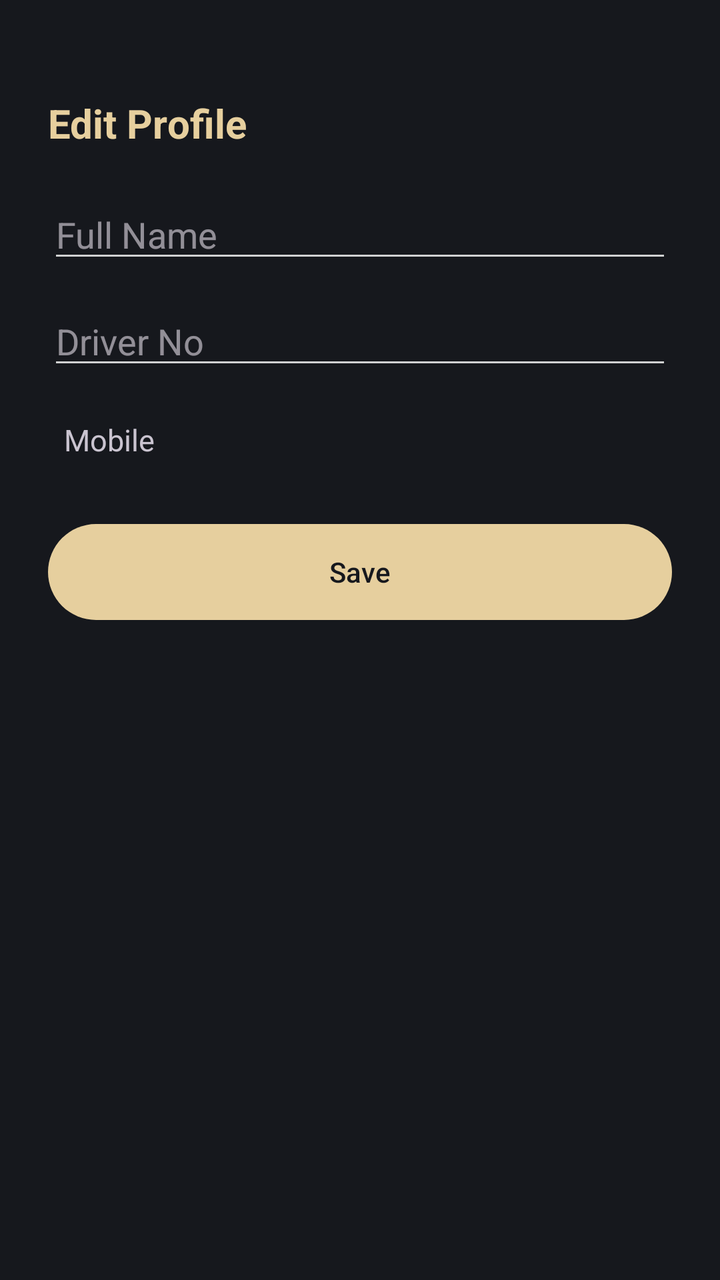
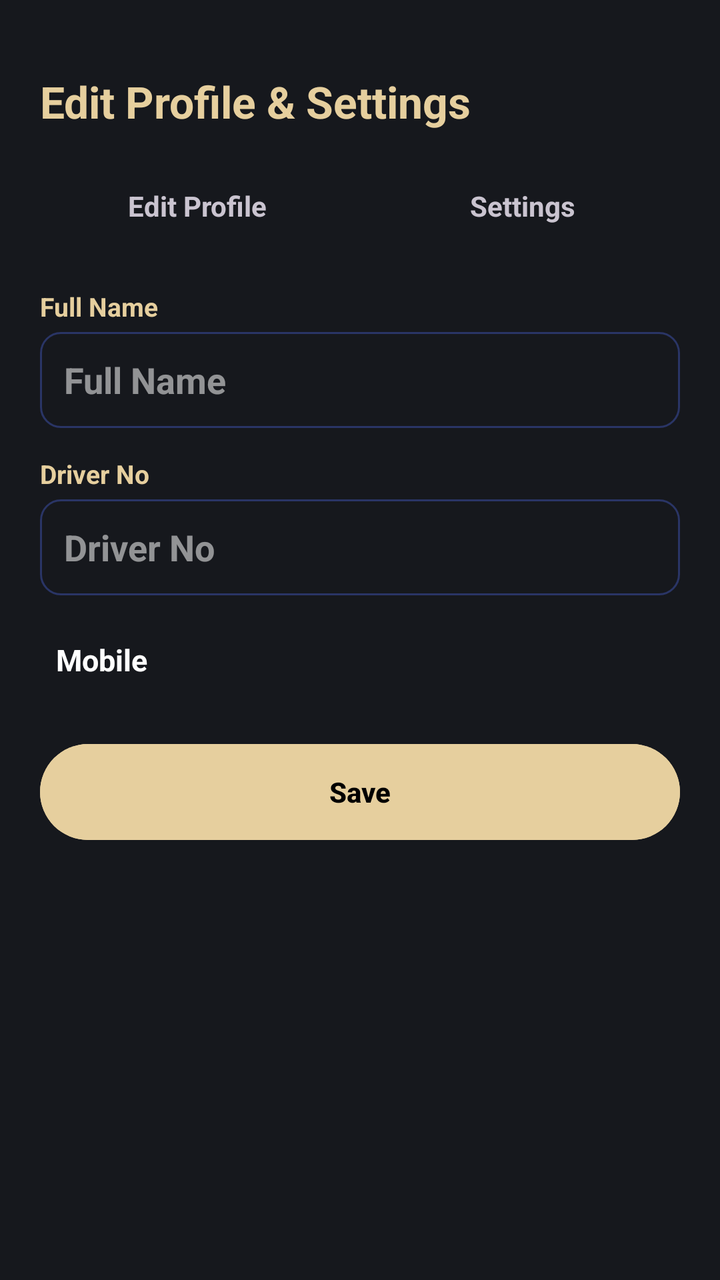

Two renders of the same Android screen: before a commit and after it. Below are the layout's source before the change and the commit's diff.
<!-- AndroidManifest.xml: activity theme Theme.TargetAchieve.Dark -->
<!-- res/layout/activity_profile_edit.xml -->
<?xml version="1.0" encoding="utf-8"?>
<LinearLayout xmlns:android="http://schemas.android.com/apk/res/android"
    android:layout_width="match_parent"
    android:layout_height="match_parent"
    android:orientation="vertical"
    android:padding="24dp">

    <TextView
        android:layout_width="match_parent"
        android:layout_height="wrap_content"
        android:layout_marginTop="24dp"
        android:layout_marginBottom="20dp"
        android:text="Edit Profile"
        android:textColor="@color/ta_champagne"
        android:textSize="20sp"
        android:textStyle="bold" />

    <EditText
        android:id="@+id/etEditName"
        android:layout_width="match_parent"
        android:layout_height="wrap_content"
        android:layout_marginBottom="12dp"
        android:hint="Full Name"
        android:inputType="textPersonName" />

    <EditText
        android:id="@+id/etEditDriverId"
        android:layout_width="match_parent"
        android:layout_height="wrap_content"
        android:layout_marginBottom="12dp"
        android:hint="Driver No"
        android:inputType="text" />

    <TextView
        android:id="@+id/tvEditMobile"
        android:layout_width="match_parent"
        android:layout_height="wrap_content"
        android:layout_marginBottom="20dp"
        android:padding="8dp"
        android:text="Mobile"
        android:textSize="15sp" />

    <Button
        android:id="@+id/btnSaveProfile"
        android:layout_width="match_parent"
        android:layout_height="wrap_content"
        android:minHeight="56dp"
        android:text="Save" />
</LinearLayout>
<!-- resources referenced by this layout -->
<resources>
  <color name="ta_champagne">#E6CF9E</color>
  <style name="Theme.TargetAchieve.Dark" parent="Theme.Material3.Dark.NoActionBar">
          <item name="colorPrimary">@color/ta_champagne</item>
          <item name="colorOnPrimary">@color/ta_graphite</item>
          <item name="colorSurface">@color/ta_inky_blue</item>
          <item name="colorOnSurface">@color/ta_white</item>
          <item name="android:colorBackground">@color/ta_graphite</item>
          <item name="android:windowBackground">@color/ta_graphite</item>
          <item name="android:statusBarColor">@color/ta_graphite</item>
          <item name="android:navigationBarColor">@color/ta_graphite</item>
          <item name="android:textColorPrimary">@color/ta_white</item>
          <item name="android:textColorSecondary">#CCFFFFFF</item>
      </style>
  <color name="ta_graphite">#16181D</color>
  <color name="ta_inky_blue">#141B3D</color>
  <color name="ta_white">#FFFFFF</color>
</resources>

<!-- the commit's change to res/layout/activity_profile_edit.xml (unified diff, before → after) -->
@@ -1,49 +1,340 @@
 <?xml version="1.0" encoding="utf-8"?>
-<LinearLayout xmlns:android="http://schemas.android.com/apk/res/android"
+<ScrollView xmlns:android="http://schemas.android.com/apk/res/android"
     android:layout_width="match_parent"
     android:layout_height="match_parent"
-    android:orientation="vertical"
-    android:padding="24dp">
-
-    <TextView
+    android:background="@color/ta_graphite"
+    android:fillViewport="true">
+
+    <LinearLayout
         android:layout_width="match_parent"
         android:layout_height="wrap_content"
-        android:layout_marginTop="24dp"
-        android:layout_marginBottom="20dp"
-        android:text="Edit Profile"
-        android:textColor="@color/ta_champagne"
-        android:textSize="20sp"
-        android:textStyle="bold" />
-
-    <EditText
-        android:id="@+id/etEditName"
-        android:layout_width="match_parent"
-        android:layout_height="wrap_content"
-        android:layout_marginBottom="12dp"
-        android:hint="Full Name"
-        android:inputType="textPersonName" />
-
-    <EditText
-        android:id="@+id/etEditDriverId"
-        android:layout_width="match_parent"
-        android:layout_height="wrap_content"
-        android:layout_marginBottom="12dp"
-        android:hint="Driver No"
-        android:inputType="text" />
-
-    <TextView
-        android:id="@+id/tvEditMobile"
-        android:layout_width="match_parent"
-        android:layout_height="wrap_content"
-        android:layout_marginBottom="20dp"
-        android:padding="8dp"
-        android:text="Mobile"
-        android:textSize="15sp" />
-
-    <Button
-        android:id="@+id/btnSaveProfile"
-        android:layout_width="match_parent"
-        android:layout_height="wrap_content"
-        android:minHeight="56dp"
-        android:text="Save" />
-</LinearLayout>
+        android:orientation="vertical"
+        android:padding="20dp">
+
+        <TextView
+            android:layout_width="match_parent"
+            android:layout_height="wrap_content"
+            android:layout_marginTop="16dp"
+            android:layout_marginBottom="16dp"
+            android:text="Edit Profile &amp; Settings"
+            android:textColor="@color/ta_champagne"
+            android:textSize="22sp"
+            android:textStyle="bold" />
+
+        
+        <LinearLayout
+            android:layout_width="match_parent"
+            android:layout_height="wrap_content"
+            android:layout_marginBottom="20dp"
+            android:orientation="horizontal">
+
+            <TextView
+                android:id="@+id/tabProfile"
+                android:layout_width="0dp"
+                android:layout_height="wrap_content"
+                android:layout_weight="1"
+                android:gravity="center"
+                android:padding="12dp"
+                android:text="Edit Profile"
+                android:textStyle="bold" />
+
+            <View
+                android:layout_width="6dp"
+                android:layout_height="1dp" />
+
+            <TextView
+                android:id="@+id/tabSettings"
+                android:layout_width="0dp"
+                android:layout_height="wrap_content"
+                android:layout_weight="1"
+                android:gravity="center"
+                android:padding="12dp"
+                android:text="Settings"
+                android:textStyle="bold" />
+        </LinearLayout>
+
+        
+        <LinearLayout
+            android:id="@+id/sectionProfile"
+            android:layout_width="match_parent"
+            android:layout_height="wrap_content"
+            android:orientation="vertical">
+
+            <TextView
+                android:layout_width="wrap_content"
+                android:layout_height="wrap_content"
+                android:layout_marginBottom="4dp"
+                android:text="Full Name"
+                android:textColor="@color/ta_champagne"
+                android:textSize="13sp"
+                android:textStyle="bold" />
+
+            <EditText
+                android:id="@+id/etEditName"
+                android:layout_width="match_parent"
+                android:layout_height="48dp"
+                android:layout_marginBottom="14dp"
+                android:background="@drawable/bg_edit_ta"
+                android:hint="Full Name"
+                android:inputType="textPersonName"
+                android:paddingHorizontal="12dp"
+                android:textColor="@color/ta_white"
+                android:textColorHint="#88FFFFFF"
+                android:textStyle="bold" />
+
+            <TextView
+                android:layout_width="wrap_content"
+                android:layout_height="wrap_content"
+                android:layout_marginBottom="4dp"
+                android:text="Driver No"
+                android:textColor="@color/ta_champagne"
+                android:textSize="13sp"
+                android:textStyle="bold" />
+
+            <EditText
+                android:id="@+id/etEditDriverId"
+                android:layout_width="match_parent"
+                android:layout_height="48dp"
+                android:layout_marginBottom="14dp"
+                android:background="@drawable/bg_edit_ta"
+                android:hint="Driver No"
+                android:inputType="text"
+                android:paddingHorizontal="12dp"
+                android:textColor="@color/ta_white"
+                android:textColorHint="#88FFFFFF"
+                android:textStyle="bold" />
+
+            <TextView
+                android:id="@+id/tvEditMobile"
+                android:layout_width="match_parent"
+                android:layout_height="wrap_content"
+                android:layout_marginBottom="20dp"
+                android:padding="8dp"
+                android:text="Mobile"
+                android:textColor="@color/ta_white"
+                android:textSize="15sp"
+                android:textStyle="bold" />
+
+            <Button
+                android:id="@+id/btnSaveProfile"
+                android:layout_width="match_parent"
+                android:layout_height="wrap_content"
+                android:backgroundTint="@color/ta_champagne"
+                android:minHeight="56dp"
+                android:text="Save"
+                android:textColor="#000000"
+                android:textStyle="bold" />
+        </LinearLayout>
+
+        
+        <LinearLayout
+            android:id="@+id/sectionSettings"
+            android:layout_width="match_parent"
+            android:layout_height="wrap_content"
+            android:orientation="vertical"
+            android:visibility="gone">
+
+            <TextView
+                android:layout_width="wrap_content"
+                android:layout_height="wrap_content"
+                android:text="Calculation Rate"
+                android:textColor="@color/ta_champagne"
+                android:textSize="17sp"
+                android:textStyle="bold" />
+
+            <TextView
+                android:id="@+id/tvRateTaxi"
+                android:layout_width="wrap_content"
+                android:layout_height="wrap_content"
+                android:layout_marginTop="4dp"
+                android:text="Rates for: -"
+                android:textColor="@color/ta_white"
+                android:textSize="13sp" />
+
+            <RadioGroup
+                android:id="@+id/rgRateMode"
+                android:layout_width="match_parent"
+                android:layout_height="wrap_content"
+                android:layout_marginTop="8dp"
+                android:layout_marginBottom="12dp"
+                android:orientation="horizontal">
+
+                <RadioButton
+                    android:id="@+id/rbRateDefault"
+                    android:layout_width="wrap_content"
+                    android:layout_height="wrap_content"
+                    android:checked="true"
+                    android:text="Default"
+                    android:textColor="@color/ta_white"
+                    android:textStyle="bold" />
+
+                <RadioButton
+                    android:id="@+id/rbRateCustom"
+                    android:layout_width="wrap_content"
+                    android:layout_height="wrap_content"
+                    android:layout_marginStart="24dp"
+                    android:text="Customize"
+                    android:textColor="@color/ta_white"
+                    android:textStyle="bold" />
+            </RadioGroup>
+
+            
+            <LinearLayout
+                android:layout_width="match_parent"
+                android:layout_height="wrap_content"
+                android:layout_marginBottom="10dp"
+                android:gravity="center_vertical"
+                android:orientation="horizontal">
+
+                <TextView
+                    android:layout_width="0dp"
+                    android:layout_height="wrap_content"
+                    android:layout_weight="1.3"
+                    android:text="Shift Trips Rate"
+                    android:textColor="@color/ta_champagne"
+                    android:textSize="14sp"
+                    android:textStyle="bold" />
+
+                <EditText
+                    android:id="@+id/etRateNormal"
+                    android:layout_width="0dp"
+                    android:layout_height="44dp"
+                    android:layout_weight="1"
+                    android:background="@drawable/bg_edit_ta"
+                    android:gravity="end|center_vertical"
+                    android:inputType="numberDecimal"
+                    android:paddingHorizontal="12dp"
+                    android:textColor="@color/ta_white"
+                    android:textStyle="bold" />
+            </LinearLayout>
+
+            
+            <LinearLayout
+                android:id="@+id/rowRateBooking"
+                android:layout_width="match_parent"
+                android:layout_height="wrap_content"
+                android:layout_marginBottom="10dp"
+                android:gravity="center_vertical"
+                android:orientation="horizontal">
+
+                <TextView
+                    android:layout_width="0dp"
+                    android:layout_height="wrap_content"
+                    android:layout_weight="1.3"
+                    android:text="Bookings Rate"
+                    android:textColor="@color/ta_champagne"
+                    android:textSize="14sp"
+                    android:textStyle="bold" />
+
+                <EditText
+                    android:id="@+id/etRateBooking"
+                    android:layout_width="0dp"
+                    android:layout_height="44dp"
+                    android:layout_weight="1"
+                    android:background="@drawable/bg_edit_ta"
+                    android:gravity="end|center_vertical"
+                    android:inputType="numberDecimal"
+                    android:paddingHorizontal="12dp"
+                    android:textColor="@color/ta_white"
+                    android:textStyle="bold" />
+            </LinearLayout>
+
+            
+            <LinearLayout
+                android:layout_width="match_parent"
+                android:layout_height="wrap_content"
+                android:layout_marginBottom="10dp"
+                android:gravity="center_vertical"
+                android:orientation="horizontal">
+
+                <TextView
+                    android:layout_width="0dp"
+                    android:layout_height="wrap_content"
+                    android:layout_weight="1.3"
+                    android:text="KM Hired Rate (Each)"
+                    android:textColor="@color/ta_champagne"
+                    android:textSize="14sp"
+                    android:textStyle="bold" />
+
+                <EditText
+                    android:id="@+id/etRateFuel"
+                    android:layout_width="0dp"
+                    android:layout_height="44dp"
+                    android:layout_weight="1"
+                    android:background="@drawable/bg_edit_ta"
+                    android:gravity="end|center_vertical"
+                    android:inputType="numberDecimal"
+                    android:paddingHorizontal="12dp"
+                    android:textColor="@color/ta_white"
+                    android:textStyle="bold" />
+            </LinearLayout>
+
+            
+            <LinearLayout
+                android:layout_width="match_parent"
+                android:layout_height="wrap_content"
+                android:layout_marginBottom="10dp"
+                android:gravity="center_vertical"
+                android:orientation="horizontal">
+
+                <TextView
+                    android:layout_width="0dp"
+                    android:layout_height="wrap_content"
+                    android:layout_weight="1.3"
+                    android:text="Airport Trips Rate"
+                    android:textColor="@color/ta_champagne"
+                    android:textSize="14sp"
+                    android:textStyle="bold" />
+
+                <EditText
+                    android:id="@+id/etRateAirport"
+                    android:layout_width="0dp"
+                    android:layout_height="44dp"
+                    android:layout_weight="1"
+                    android:background="@drawable/bg_edit_ta"
+                    android:gravity="end|center_vertical"
+                    android:inputType="numberDecimal"
+                    android:paddingHorizontal="12dp"
+                    android:textColor="@color/ta_white"
+                    android:textStyle="bold" />
+            </LinearLayout>
+
+            <TextView
+                android:id="@+id/tvRateNote"
+                android:layout_width="match_parent"
+                android:layout_height="wrap_content"
+                android:layout_marginBottom="14dp"
+                android:text="Default = company rates. These values cannot be edited."
+                android:textColor="#CFD3E6"
+                android:textSize="12sp" />
+
+            <Button
+                android:id="@+id/btnSaveRates"
+                android:layout_width="match_parent"
+                android:layout_height="wrap_content"
+                android:backgroundTint="@color/ta_champagne"
+                android:minHeight="52dp"
+                android:text="Use Default Rates"
+                android:textColor="#000000"
+                android:textStyle="bold" />
+
+            <View
+                android:layout_width="match_parent"
+                android:layout_height="1dp"
+                android:layout_marginTop="22dp"
+                android:layout_marginBottom="14dp"
+                android:background="@color/ta_inky_border" />
+
+            <TextView
+                android:id="@+id/btnViewSlabSettings"
+                android:layout_width="match_parent"
+                android:layout_height="wrap_content"
+                android:padding="10dp"
+                android:text="📊 View Salary Slab"
+                android:textColor="@color/ta_white"
+                android:textSize="15sp"
+                android:textStyle="bold" />
+        </LinearLayout>
+
+    </LinearLayout>
+</ScrollView>
<!-- resource entries referenced after the edit -->
@@ -14,7 +14,15 @@
           <item name="android:textColorSecondary">#CCFFFFFF</item>
       </style>
   <color name="ta_graphite">#16181D</color>
+  <color name="ta_inky_border">#2A3566</color>
   <color name="ta_inky_blue">#141B3D</color>
   <color name="ta_white">#FFFFFF</color>
+  <!-- drawable bg_edit_ta (drawable) -->
+  <?xml version="1.0" encoding="utf-8"?>
+  <shape xmlns:android="http://schemas.android.com/apk/res/android" android:shape="rectangle">
+      <solid android:color="@color/ta_graphite" />
+      <corners android:radius="10dp" />
+      <stroke android:width="1dp" android:color="@color/ta_inky_border" />
+  </shape>
 </resources>
 
